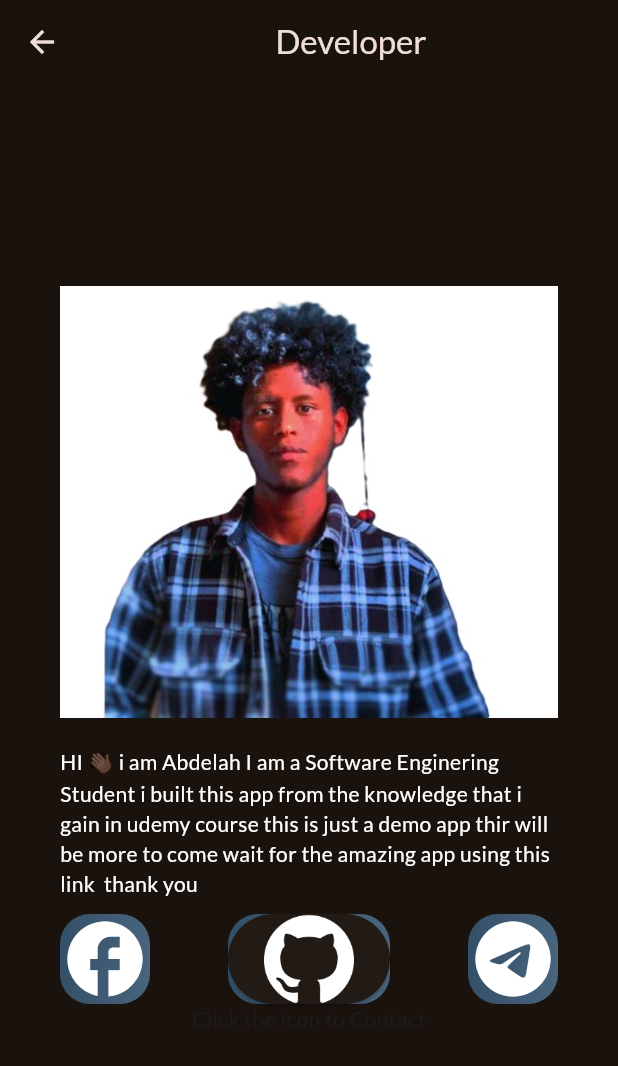
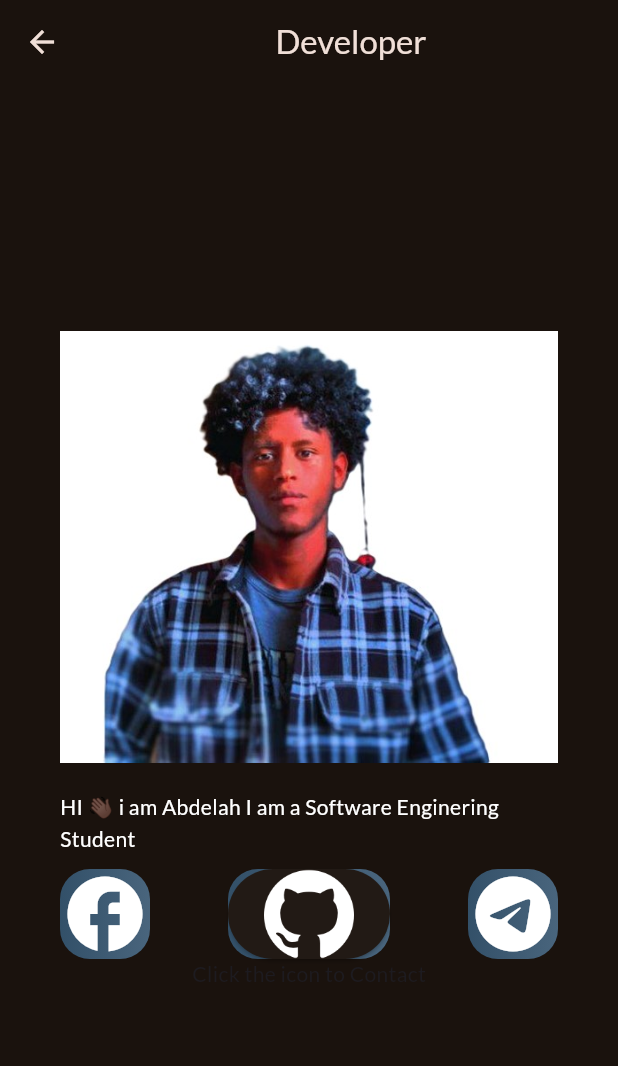
Before and after one commit to Abdunesr/Hotel_Meal_Trackr_APP, a Flutter app: the Developer screen opened directly, on a phone screen of 412 x 824 dp. Shown: the top 1066 px of the screen. Run offline on Flutter 3.47's test engine with Material 3 defaults, Android fonts, the phone set to English and light mode, and no system bars; our stand-ins replace flutter_riverpod, google_fonts, transparent_image.

Commit message:
Update developer.dart
deleteing the description on my developer option

```diff
--- a/lib/Screen/developer.dart
+++ b/lib/Screen/developer.dart
@@ -25,7 +25,7 @@ class Developer extends StatelessWidget {
               height: 20,
             ),
             const Text(
-              'HI 👋🏿 i am Abdelah I am a Software Enginering Student i built this app from the knowledge that i gain in udemy course this is just a demo app thir will be more to come wait for the amazing app using this link  thank you ',
+              'HI 👋🏿 i am Abdelah I am a Software Enginering Student  ',
               style: TextStyle(color: Colors.white),
             ),
             const SizedBox(
@@ -40,7 +40,7 @@ class Developer extends StatelessWidget {
                         Radius.circular(20),
                       ),
                       gradient: LinearGradient(colors: [
-                        Color.fromARGB(125, 77, 145, 200),
+                        Color.fromARGB(125, 76, 145, 200),
                         Color.fromARGB(125, 122, 187, 241)
                       ])),
                   child: const Icon(
```
